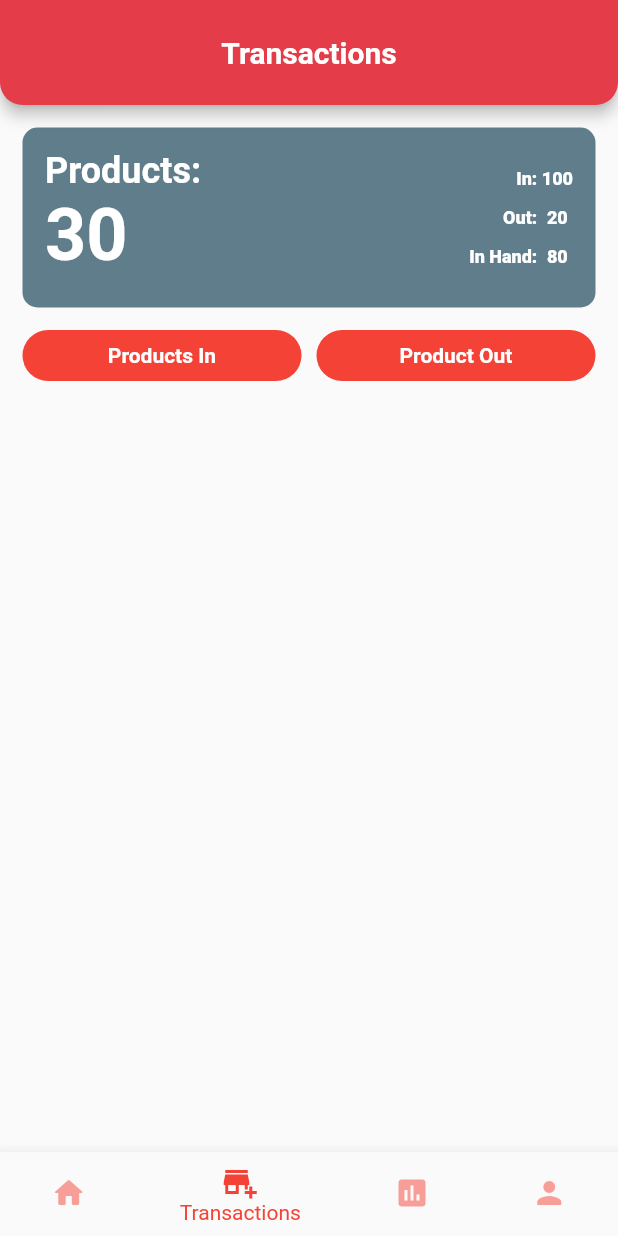
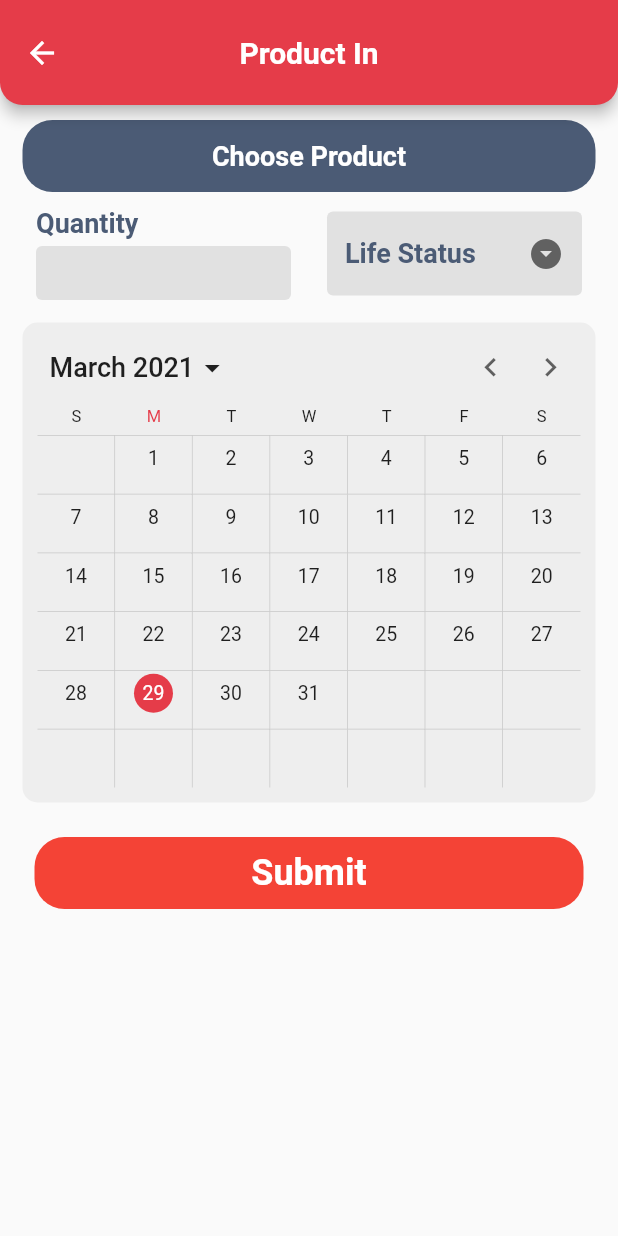
Before and after one commit to darot-chen/MyStockApp, a Flutter app: the screen it shows after launch, item 2 of the bottom bar chosen, after a tap on "Products In", on a phone screen of 412 x 824 dp. Run offline on Flutter 3.47's test engine with Material 2 defaults, Android fonts, the phone set to English and light mode, and no system bars; drawn by our look-alikes of syncfusion_flutter_calendar.

Commit message:
close #11-proudct-in

```diff
--- /dev/null
+++ b/lib/components/my_dropdown.dart
@@ -0,0 +1,53 @@
+import 'package:flutter/material.dart';
+
+class MyDropDown extends StatelessWidget {
+  final List<String> items;
+  final double height;
+  final Widget hintText;
+  final Widget icon;
+  final String value;
+  final Function onChanged;
+
+  MyDropDown({
+    this.height,
+    this.hintText,
+    this.icon,
+    this.items,
+    this.value,
+    this.onChanged,
+  });
+
+  @override
+  Widget build(BuildContext context) {
+    return DropdownButtonFormField<String>(
+      itemHeight: height,
+      value: value,
+      items: items
+          .map(
+            (label) => DropdownMenuItem(
+              child: Text(
+                label.toString(),
+              ),
+              value: label,
+            ),
+          )
+          .toList(),
+      hint: hintText,
+      icon: icon,
+      onChanged: onChanged,
+      decoration: InputDecoration(
+        fillColor: Color(0xFFE1E1E1),
+        filled: true,
+        isDense: true,
+        hintStyle: TextStyle(color: Color(0xFF4B5B75)),
+        border: OutlineInputBorder(
+          borderRadius: BorderRadius.circular(4),
+          borderSide: BorderSide(
+            width: 0,
+            style: BorderStyle.none,
+          ),
+        ),
+      ),
+    );
+  }
+}
--- a/lib/databases/page_data.dart
+++ b/lib/databases/page_data.dart
@@ -1,7 +1,7 @@
 import 'package:my_stock/screens/account_screen.dart';
 import 'package:my_stock/screens/home.dart';
 import 'package:my_stock/screens/report_screen.dart';
-import 'package:my_stock/screens/sales_screen.dart';
+import 'package:my_stock/screens/transaction_screen.dart';
 
 List<dynamic> pages = [
   Home(),
--- a/lib/screens/navigation_bar.dart
+++ b/lib/screens/navigation_bar.dart
@@ -3,7 +3,7 @@ import 'package:flutter/material.dart';
 import 'account_screen.dart';
 import 'home.dart';
 import 'report_screen.dart';
-import 'sales_screen.dart';
+import 'transaction_screen.dart';
 
 class NavigationTabBar extends StatefulWidget {
   const NavigationTabBar({
--- /dev/null
+++ b/lib/screens/product_in_screen.dart
@@ -0,0 +1,405 @@
+import 'package:flutter/material.dart';
+import 'package:intl/intl.dart';
+import 'package:my_stock/components/my_app_bar.dart';
+import 'package:my_stock/components/my_dropdown.dart';
+import 'package:my_stock/components/product_list_tile.dart';
+import 'package:my_stock/databases/products_data.dart';
+import 'package:my_stock/models/product_model.dart';
+import 'package:syncfusion_flutter_calendar/calendar.dart';
+
+class ProductInScreen extends StatefulWidget {
+  @override
+  _ProductInScreenState createState() => _ProductInScreenState();
+}
+
+class _ProductInScreenState extends State<ProductInScreen> {
+  final _formKey = GlobalKey<FormState>();
+
+  TextEditingController quantiryController = TextEditingController();
+  CalendarController calendarController;
+
+  String _productName;
+  String _productId;
+  bool isValidate = true;
+  int _quantity;
+  int _quantityResutl;
+  String _lifeStatus;
+  String _lifeStatusResutl;
+  DateTime _selectedDate;
+
+  @override
+  void initState() {
+    // _productName = 'Choose Product';
+    _lifeStatusResutl = '';
+    isValidate = true;
+    _selectedDate = DateTime.now();
+    calendarController = CalendarController();
+    super.initState();
+  }
+
+  @override
+  void dispose() {
+    quantiryController.dispose();
+    super.dispose();
+  }
+
+  _saveForm() {
+    var form = _formKey.currentState;
+    if (_productId != null) {
+      setState(() {
+        isValidate = _formKey.currentState.validate();
+      });
+      if (form.validate()) {
+        form.save();
+        _quantityResutl = _quantity;
+        _lifeStatusResutl = _lifeStatus;
+        _selectedDate = calendarController.selectedDate ?? _selectedDate;
+        _updateProduct(_productId, _quantityResutl);
+        ScaffoldMessenger.of(context).showSnackBar(
+          SnackBar(
+            content: Text('Stock Updated'),
+          ),
+        );
+      }
+    } else {
+      return ScaffoldMessenger.of(context).showSnackBar(
+        SnackBar(
+          content: Text('Please select a product'),
+        ),
+      );
+    }
+  }
+
+  _updateProduct(String id, int numOfStock) {
+    for (int i = 0; i < products.length; i++) {
+      if (products[i].id == id) {
+        products[i].numOfStock += numOfStock;
+      }
+    }
+  }
+
+  @override
+  Widget build(BuildContext context) {
+    DateFormat formater = DateFormat('dd/MMM/yyy');
+    String selectedDate = formater.format(_selectedDate);
+    return GestureDetector(
+      onTap: () {
+        FocusScopeNode currentFocus = FocusScope.of(context);
+        if (!currentFocus.hasPrimaryFocus) {
+          currentFocus.focusedChild?.unfocus();
+        }
+      },
+      child: Scaffold(
+        resizeToAvoidBottomInset: false,
+        appBar: MyAppBar(title: 'Product In'),
+        body: Column(
+          children: [
+            chooseProductBtn(context),
+            Form(
+              key: _formKey,
+              child: Column(
+                crossAxisAlignment: CrossAxisAlignment.start,
+                children: [
+                  Row(
+                    mainAxisAlignment: MainAxisAlignment.spaceEvenly,
+                    children: [
+                      buildMyForm(
+                        labelTitle: 'Quantity',
+                        message: 'Please input number',
+                        controller: quantiryController,
+                        keyBoardType: TextInputType.number,
+                      ),
+                      Container(
+                        height: 58,
+                        width: 170,
+                        alignment: Alignment.center,
+                        child: MyDropDown(
+                          height: 48,
+                          items: ['Long', 'Medium', 'Short'],
+                          value: _lifeStatus,
+                          onChanged: (value) {
+                            setState(() {
+                              _lifeStatus = value;
+                            });
+                          },
+                          hintText: Text(
+                            'Life Status',
+                            style: TextStyle(
+                              fontSize: 18,
+                              color: Color(0xFF4B5B75),
+                              fontWeight: FontWeight.w700,
+                            ),
+                          ),
+                          icon: Icon(Icons.arrow_drop_down_circle),
+                        ),
+                      ),
+                    ],
+                  ),
+                  Container(
+                    margin: EdgeInsets.all(15),
+                    padding: EdgeInsets.all(10),
+                    decoration: BoxDecoration(
+                      borderRadius: BorderRadius.circular(10),
+                      color: Colors.grey[200],
+                    ),
+                    child: SfCalendar(
+                      controller: calendarController,
+                      backgroundColor: Colors.transparent,
+                      view: CalendarView.month,
+                      showDatePickerButton: true,
+                      showNavigationArrow: true,
+                      monthViewSettings: MonthViewSettings(
+                        showTrailingAndLeadingDates: false,
+                      ),
+                    ),
+                  ),
+                  TextButton(
+                    onPressed: _saveForm,
+                    child: Container(
+                      height: 48,
+                      width: double.infinity,
+                      alignment: Alignment.center,
+                      margin: EdgeInsets.symmetric(horizontal: 15),
+                      decoration: BoxDecoration(
+                        borderRadius: BorderRadius.circular(20),
+                        color: Colors.red,
+                      ),
+                      child: Text(
+                        'Submit',
+                        style: TextStyle(
+                          color: Colors.white,
+                          fontSize: 24,
+                          fontWeight: FontWeight.w700,
+                        ),
+                      ),
+                    ),
+                  ),
+                ],
+              ),
+            ),
+          ],
+        ),
+      ),
+    );
+  }
+
+  DropdownButtonFormField<String> myDropDrown({
+    List<String> items,
+    double height,
+    Widget hintText,
+    Widget icon,
+  }) {
+    return DropdownButtonFormField<String>(
+      itemHeight: height,
+      value: _lifeStatus,
+      items: items
+          .map(
+            (label) => DropdownMenuItem(
+              child: Text(
+                label.toString(),
+              ),
+              value: label,
+            ),
+          )
+          .toList(),
+      hint: hintText,
+      icon: icon,
+      onChanged: (value) {
+        setState(() {
+          _lifeStatus = value;
+        });
+      },
+      decoration: InputDecoration(
+        fillColor: Color(0xFFE1E1E1),
+        filled: true,
+        isDense: true,
+        hintStyle: TextStyle(color: Color(0xFF4B5B75)),
+        border: OutlineInputBorder(
+          borderRadius: BorderRadius.circular(4),
+          borderSide: BorderSide(
+            width: 0,
+            style: BorderStyle.none,
+          ),
+        ),
+      ),
+    );
+  }
+
+  Column buildMyForm({
+    String labelTitle,
+    String message,
+    TextInputType keyBoardType,
+    TextEditingController controller,
+  }) {
+    return Column(
+      crossAxisAlignment: CrossAxisAlignment.start,
+      children: [
+        Text(
+          labelTitle,
+          style: TextStyle(
+            fontSize: 18,
+            color: Color(0xFF4B5B75),
+            fontWeight: FontWeight.w700,
+          ),
+        ),
+        SizedBox(height: 5),
+        Container(
+          height: isValidate ? 36 : 58,
+          width: 170,
+          alignment: Alignment.center,
+          child: TextFormField(
+            controller: controller,
+            cursorColor: Color(0xFF4B5B75),
+            textAlign: TextAlign.center,
+            keyboardType: keyBoardType,
+            style: TextStyle(
+              fontSize: 12,
+              color: Color(0xFF4B5B75),
+            ),
+            validator: (value) {
+              if (value == null || value.isEmpty) {
+                return message;
+              }
+              return null;
+            },
+            onChanged: (value) {
+              setState(() {
+                _quantity = int.parse(value);
+              });
+            },
+            onSaved: (value) {
+              setState(() {
+                _quantity = int.parse(value);
+              });
+            },
+            maxLines: 1,
+            decoration: InputDecoration(
+              fillColor: Color(0xFFE1E1E1),
+              filled: true,
+              isDense: true,
+              hintStyle: TextStyle(color: Color(0xFF4B5B75)),
+              border: OutlineInputBorder(
+                borderRadius: BorderRadius.circular(4),
+                borderSide: BorderSide(
+                  width: 0,
+                  style: BorderStyle.none,
+                ),
+              ),
+            ),
+          ),
+        ),
+      ],
+    );
+  }
+
+  InkWell chooseProductBtn(BuildContext context) {
+    return InkWell(
+      onTap: () {
+        showProductBottomSheet(
+          context: context,
+          listProduct: products,
+          onTap: (name) {},
+        );
+      },
+      child: Container(
+        height: 48,
+        width: double.infinity,
+        margin: EdgeInsets.symmetric(vertical: 10, horizontal: 15),
+        alignment: Alignment.center,
+        decoration: BoxDecoration(
+          color: Color(0xFF4B5B75),
+          borderRadius: BorderRadius.circular(20),
+        ),
+        child: Text(
+          _productId != null ? '$_productName - $_productId' : 'Choose Product',
+          style: TextStyle(
+            fontSize: 18,
+            color: Colors.white,
+            fontWeight: FontWeight.w700,
+          ),
+        ),
+      ),
+    );
+  }
+
+  void showProductBottomSheet({
+    BuildContext context,
+    Function(String) onTap,
+    List<Product> listProduct,
+  }) {
+    showModalBottomSheet(
+      context: context,
+      isScrollControlled: true,
+      backgroundColor: Colors.transparent,
+      builder: (context) {
+        return GestureDetector(
+          onTap: () => Navigator.of(context).pop(),
+          child: Container(
+            color: Colors.transparent,
+            child: DraggableScrollableSheet(
+              initialChildSize: 0.4,
+              minChildSize: 0.2,
+              maxChildSize: 0.75,
+              builder: (_, controller) {
+                DateFormat formater = DateFormat('dd/MMM/yyy');
+                return Container(
+                  decoration: BoxDecoration(
+                    color: Colors.white,
+                    borderRadius: BorderRadius.only(
+                      topLeft: const Radius.circular(10.0),
+                      topRight: const Radius.circular(10.0),
+                    ),
+                  ),
+                  child: Column(
+                    children: [
+                      Icon(
+                        Icons.remove,
+                        color: Colors.grey[600],
+                      ),
+                      Expanded(
+                        child: ListView.builder(
+                          controller: controller,
+                          itemCount: listProduct.length,
+                          itemBuilder: (_, index) {
+                            var product = listProduct[index];
+                            String date = formater.format(product.date);
+                            return Padding(
+                              padding: const EdgeInsets.symmetric(
+                                horizontal: 8.0,
+                                vertical: 5,
+                              ),
+                              child: InkWell(
+                                onTap: () {
+                                  // print(product.name);
+                                  print('product name : $product.name');
+                                  setState(() {
+                                    _productName = product.name;
+                                    _productId = product.id;
+                                  });
+                                  Navigator.of(context).pop();
+                                },
+                                child: MyProductListTile(
+                                  date: date,
+                                  image: product.image,
+                                  title: product.name,
+                                  id: product.id,
+                                  subTitle: product.desc,
+                                  numOfStock: product.numOfStock,
+                                  trailingTitle: 'In Stock',
+                                ),
+                              ),
+                            );
+                          },
+                        ),
+                      ),
+                    ],
+                  ),
+                );
+              },
+            ),
+          ),
+        );
+      },
+    );
+  }
+}
--- a/lib/screens/product_list_screen.dart
+++ b/lib/screens/product_list_screen.dart
@@ -16,10 +16,6 @@ class ProductListScreen extends StatelessWidget {
 
   @override
   Widget build(BuildContext context) {
-    DateTime now = DateTime.now();
-    DateFormat formater = DateFormat('dd/MMM/yyy');
-    String date = formater.format(now);
-
     return Scaffold(
       appBar: MyAppBar(
         title: title,
--- a/lib/screens/sales_screen.dart
+++ b/lib/screens/transaction_screen.dart
@@ -1,5 +1,7 @@
 import 'package:flutter/material.dart';
 import 'package:my_stock/components/my_app_bar.dart';
+
+import 'product_in_screen.dart';
 
 class SaleScreen extends StatelessWidget {
   @override
@@ -51,7 +53,11 @@ class SaleScreen extends StatelessWidget {
                 buildButton(
                   title: 'Products In',
                   onTap: () {
-                    print('Product In tapped');
+                    Navigator.of(context, rootNavigator: true).push(
+                      MaterialPageRoute(
+                        builder: (context) => ProductInScreen(),
+                      ),
+                    );
                   },
                 ),
                 SizedBox(width: 10),
```
Also changed, not shown: lib/databases/products_data.dart (+6 -7 lines), pubspec.yaml (+5 -6 lines), pubspec.lock.
